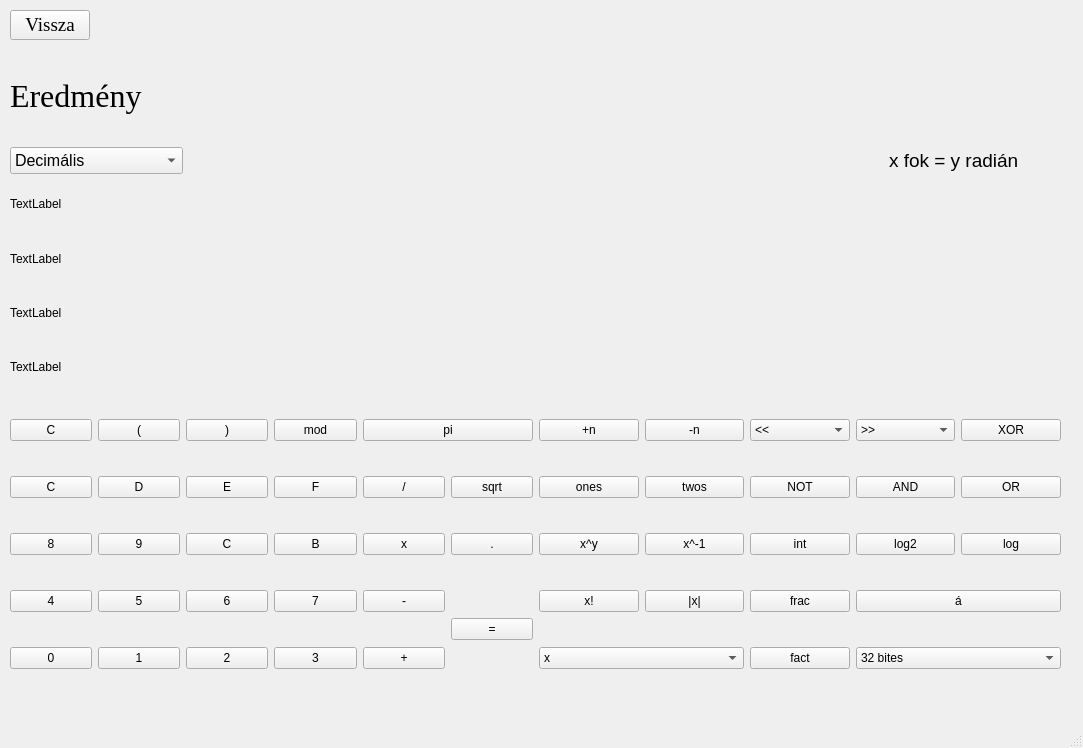
Ilonczai-Andras/Mernoki-szamologep-szakdolgozat, file UI_files/Programmer_calc.ui: the form before one commit.
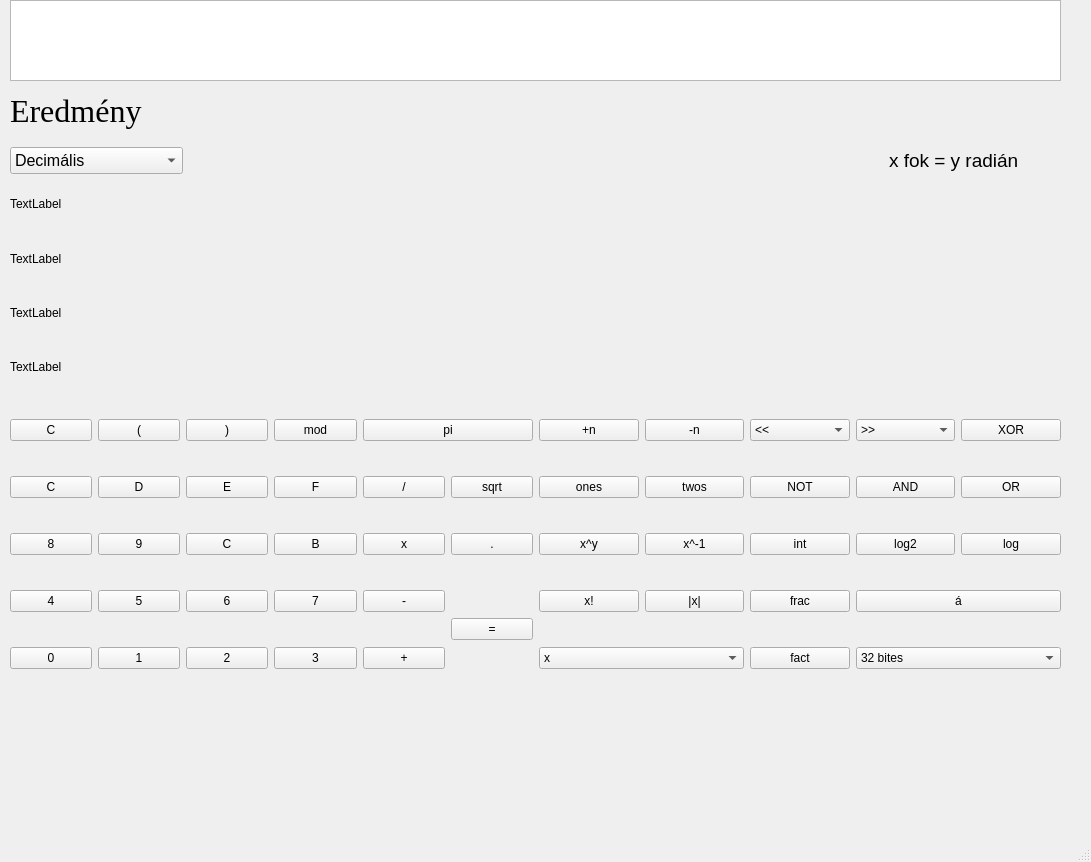
The form after the commit.

Commit message: menti a számolásokat, ui frissitve

```diff
--- a/UI_files/Programmer_calc.ui
+++ b/UI_files/Programmer_calc.ui
@@ -6,8 +6,8 @@
    <rect>
     <x>0</x>
     <y>0</y>
-    <width>1083</width>
-    <height>748</height>
+    <width>1091</width>
+    <height>862</height>
    </rect>
   </property>
   <property name="windowTitle">
@@ -21,9 +21,9 @@
     <property name="geometry">
      <rect>
       <x>10</x>
-      <y>50</y>
+      <y>80</y>
       <width>1051</width>
-      <height>91</height>
+      <height>61</height>
      </rect>
     </property>
     <layout class="QVBoxLayout" name="verticalLayout_2">
@@ -48,35 +48,12 @@
       <x>10</x>
       <y>0</y>
       <width>1051</width>
-      <height>51</height>
+      <height>81</height>
      </rect>
     </property>
     <layout class="QHBoxLayout" name="horizontalLayout">
      <item>
-      <widget class="QPushButton" name="Back">
-       <property name="font">
-        <font>
-         <family>Times New Roman</family>
-         <pointsize>14</pointsize>
-        </font>
-       </property>
-       <property name="text">
-        <string>Vissza</string>
-       </property>
-      </widget>
-     </item>
-     <item>
-      <spacer name="horizontalSpacer">
-       <property name="orientation">
-        <enum>Qt::Horizontal</enum>
-       </property>
-       <property name="sizeHint" stdset="0">
-        <size>
-         <width>40</width>
-         <height>20</height>
-        </size>
-       </property>
-      </spacer>
+      <widget class="QListWidget" name="listWidget"/>
      </item>
     </layout>
    </widget>
```
Left out of the diff: 2 changed lines with no effect on the pictures. The commit also changes 2 other files.
